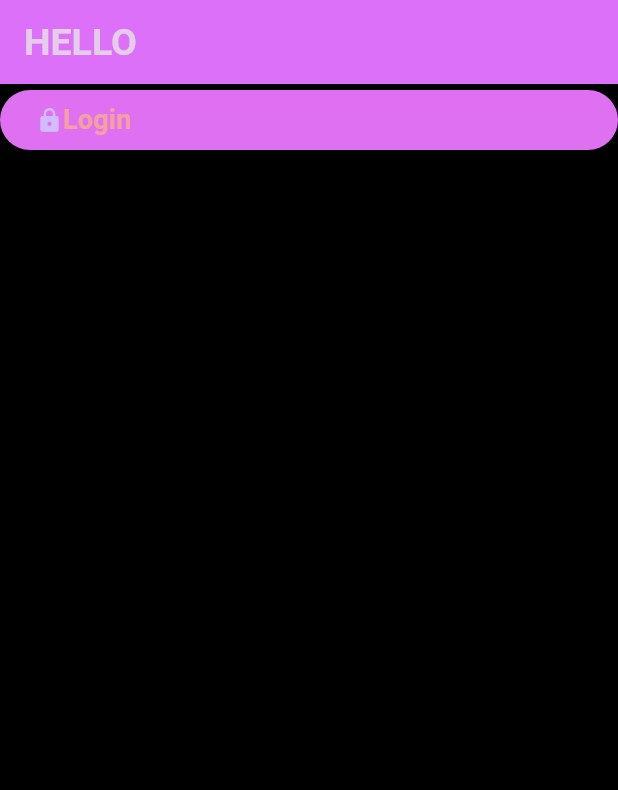
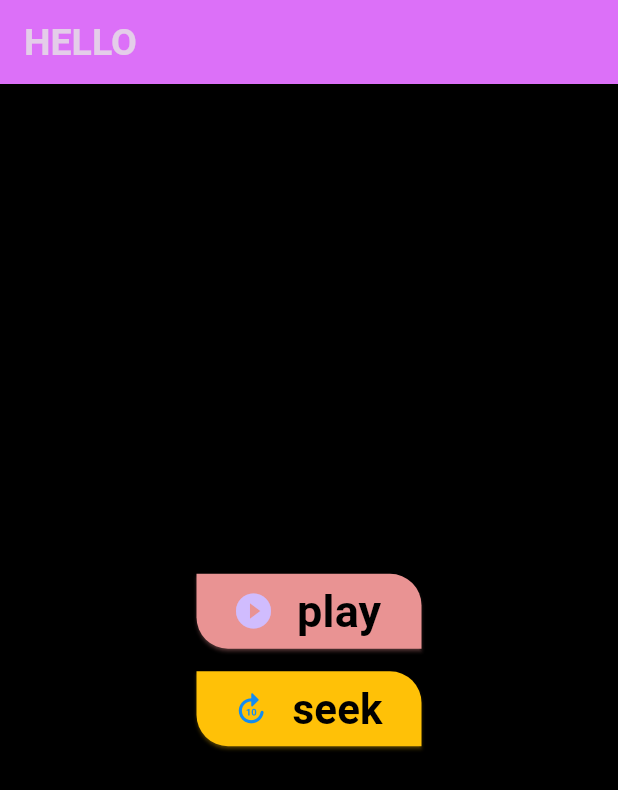
Before and after one commit to GauriRocksies/LearnFlutter-, a Flutter app: the screen it shows after launch, on a phone screen of 412 x 824 dp. Shown: the top 790 px of the screen. Run offline on Flutter 3.47's test engine with Material 3 defaults, Android fonts, the light colour scheme and no system bars; project files that could hold a hidden picture were left out.

Commit message:
Completed basics of cuustom widget

```diff
--- a/git_flutter/lib/main.dart
+++ b/git_flutter/lib/main.dart
@@ -1,7 +1,7 @@
 import 'package:flutter/material.dart';
-import 'package:git_flutter/avatar/StackWidget.dart';
+//import 'package:git_flutter/avatar/StackWidget.dart';
 //import 'package:git_flutter/avatar/card.dart';
-import 'package:git_flutter/pages/DivWidget.dart';
+//import 'package:git_flutter/pages/DivWidget.dart';
 import 'package:git_flutter/widgets_custom/RoundedBtn.dart';
 //import 'avatar/circleDemo.dart';
 import 'avatar/styleTh.dart';
@@ -69,16 +69,55 @@ class _MyHomePageState extends State<MyHomePage> {
 
         //body: Container(child: StackDemo()),
 
-      body: RoundedButton(
-          btnName: 'Login',
-          icon: Icon(Icons.lock),
+        body: Center(
+          child: Column(
+            mainAxisAlignment: MainAxisAlignment.center,
+            children: [
+              Container(
+                width: 150,
+                height: 50,
+                child: RoundedButton(
+                  btnName: 'play',
+                  icon: Icon(
+                    Icons.play_circle_fill,
+                    size: 28,
+                  ),
                   callBack: () {
                     print("Logged In");
                   },
                   textStyle: TextStyle(
-          fontSize: 18,
-          color: const Color.fromARGB(255, 245, 160, 160),
-          fontWeight: FontWeight.w600 ,),
+                    fontSize: 30,
+                    color: const Color.fromARGB(255, 0, 0, 0),
+                    fontWeight: FontWeight.w600,
+                  ),
+                ),
+              ),
+              Container(
+                height: 15,
+              ),
+              Container(
+                width: 150,
+                height: 50,
+                child: RoundedButton(
+                  btnName: 'seek',
+                  icon: Icon(
+                    Icons.forward_10_rounded,
+                    size: 25,
+                    color: const Color.fromARGB(255, 19, 140, 240),
+                  ),
+                  callBack: () {
+                    print("Played");
+                  },
+                  bgColor: Colors.amber,
+                  textStyle: TextStyle(
+                    fontSize: 28,
+                    color: const Color.fromARGB(255, 0, 0, 0),
+                    fontWeight: FontWeight.w600,
+                  ),
+                ),
+              )
+            ],
+          ),
         ));
   }
 }
--- a/git_flutter/lib/widgets_custom/RoundedBtn.dart
+++ b/git_flutter/lib/widgets_custom/RoundedBtn.dart
@@ -10,7 +10,7 @@ class RoundedButton extends StatelessWidget {
   const RoundedButton(
       {required this.btnName,
       this.icon,
-      this.bgColor = const Color.fromARGB(255, 223, 112, 242),
+      this.bgColor = const Color.fromARGB(255, 233, 147, 147),
       this.textStyle,
       this.callBack});
 
@@ -20,16 +20,31 @@ class RoundedButton extends StatelessWidget {
       onPressed: () {
         callBack!();
       },
-        child: icon!=null ? Row(
+      child: icon != null
+          ? Row(
               children: [
                 icon!,
-            Text(btnName,style: textStyle,)
+                Container(
+                  height: 50,
+                  width: 15,
+                ),
+                Text(
+                  btnName,
+                  style: textStyle,
+                )
               ],
-        ): Text(btnName,style: textStyle,),
+            )
+          : Text(
+              btnName,
+              style: textStyle,
+            ),
       style: ElevatedButton.styleFrom(
-          backgroundColor:bgColor,
-
-        ),
+          backgroundColor: bgColor,
+          shadowColor: bgColor,
+          shape: RoundedRectangleBorder(
+              borderRadius: BorderRadius.only(
+                  topRight: Radius.circular(21),
+                  bottomLeft: Radius.circular(21)))),
     );
   }
 }
```
Lines whose indentation alone changed are shown as unchanged.
